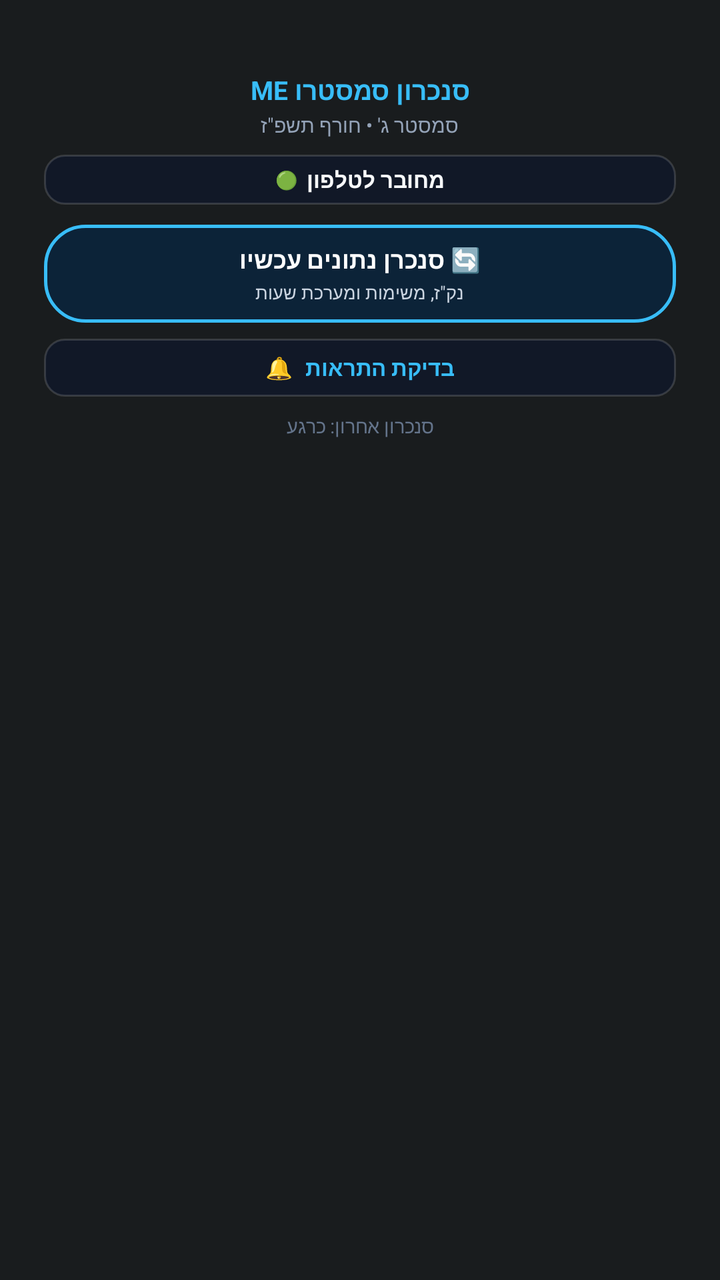
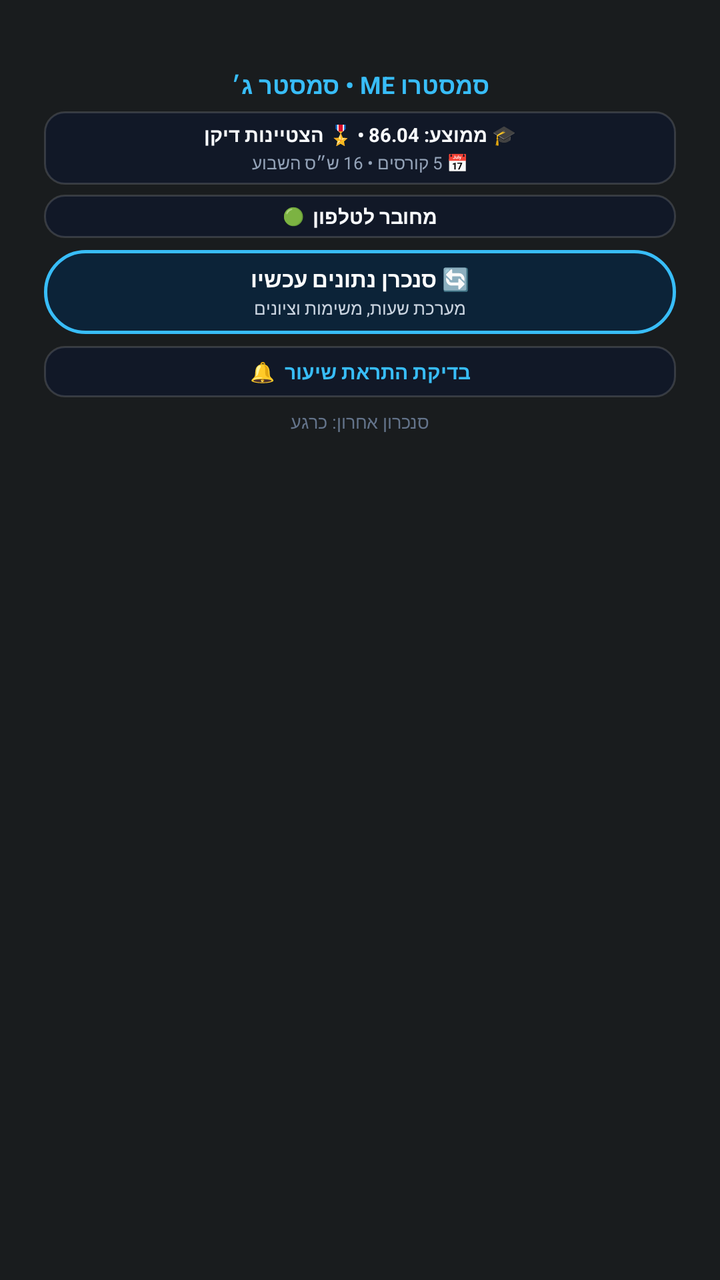

Screens rendered from an Android XML layout before and after an edit, with the pre-edit source and the edit as a unified diff.
<!-- AndroidManifest.xml: application theme android:Theme.DeviceDefault -->
<!-- res/layout/page_sync.xml -->
<?xml version="1.0" encoding="utf-8"?>
<ScrollView xmlns:android="http://schemas.android.com/apk/res/android"
    android:id="@+id/scroll_sync"
    android:layout_width="match_parent"
    android:layout_height="match_parent"
    android:fillViewport="true"
    android:scrollbars="none">

    <LinearLayout
        android:layout_width="match_parent"
        android:layout_height="wrap_content"
        android:gravity="center_horizontal"
        android:orientation="vertical"
        android:paddingStart="22dp"
        android:paddingTop="36dp"
        android:paddingEnd="22dp"
        android:paddingBottom="36dp">

        
        <TextView
            android:id="@+id/tv_sync_title"
            android:layout_width="wrap_content"
            android:layout_height="wrap_content"
            android:text="סנכרון סמסטרו ME"
            android:textColor="@color/cyan_accent"
            android:textSize="13sp"
            android:textStyle="bold" />

        
        <TextView
            android:id="@+id/tv_sync_semester"
            android:layout_width="wrap_content"
            android:layout_height="wrap_content"
            android:layout_marginTop="2dp"
            android:text="סמסטר ג' • חורף תשפ&quot;ז"
            android:textColor="#94a3b8"
            android:textSize="10sp" />

        
        <LinearLayout
            android:id="@+id/layout_sync_status_card"
            android:layout_width="match_parent"
            android:layout_height="wrap_content"
            android:layout_marginTop="8dp"
            android:background="@drawable/card_timeline_item"
            android:gravity="center"
            android:orientation="horizontal"
            android:paddingHorizontal="10dp"
            android:paddingVertical="5dp">

            <TextView
                android:id="@+id/tv_phone_status_dot"
                android:layout_width="wrap_content"
                android:layout_height="wrap_content"
                android:text="🟢"
                android:textSize="9sp" />

            <TextView
                android:id="@+id/tv_phone_status_text"
                android:layout_width="wrap_content"
                android:layout_height="wrap_content"
                android:layout_marginStart="4dp"
                android:text="מחובר לטלפון"
                android:textColor="#f8fafc"
                android:textSize="11sp"
                android:textStyle="bold" />
        </LinearLayout>

        
        <LinearLayout
            android:id="@+id/btn_trigger_sync"
            android:layout_width="match_parent"
            android:layout_height="wrap_content"
            android:layout_marginTop="10dp"
            android:background="@drawable/btn_refresh_pill"
            android:clickable="true"
            android:focusable="true"
            android:gravity="center"
            android:orientation="vertical"
            android:paddingTop="9dp"
            android:paddingBottom="9dp">

            <TextView
                android:id="@+id/tv_sync_btn_label"
                android:layout_width="wrap_content"
                android:layout_height="wrap_content"
                android:text="🔄 סנכרן נתונים עכשיו"
                android:textColor="#ffffff"
                android:textSize="12sp"
                android:textStyle="bold" />

            <TextView
                android:id="@+id/tv_sync_btn_desc"
                android:layout_width="wrap_content"
                android:layout_height="wrap_content"
                android:layout_marginTop="2dp"
                android:text="נק&quot;ז, משימות ומערכת שעות"
                android:textColor="#cbd5e1"
                android:textSize="9sp" />
        </LinearLayout>

        
        <LinearLayout
            android:id="@+id/btn_test_notification"
            android:layout_width="match_parent"
            android:layout_height="wrap_content"
            android:layout_marginTop="8dp"
            android:background="@drawable/card_timeline_item"
            android:clickable="true"
            android:focusable="true"
            android:gravity="center"
            android:orientation="horizontal"
            android:paddingVertical="7dp"
            android:paddingHorizontal="10dp">

            <TextView
                android:layout_width="wrap_content"
                android:layout_height="wrap_content"
                android:text="🔔"
                android:textSize="11sp" />

            <TextView
                android:id="@+id/tv_test_notif_label"
                android:layout_width="wrap_content"
                android:layout_height="wrap_content"
                android:layout_marginStart="6dp"
                android:text="בדיקת התראות"
                android:textColor="#38bdf8"
                android:textSize="11sp"
                android:textStyle="bold" />
        </LinearLayout>

        
        <TextView
            android:id="@+id/tv_last_synced_time"
            android:layout_width="wrap_content"
            android:layout_height="wrap_content"
            android:layout_marginTop="8dp"
            android:text="סנכרון אחרון: כרגע"
            android:textColor="#64748b"
            android:textSize="9.5sp" />

    </LinearLayout>
</ScrollView>
<!-- resources referenced by this layout -->
<resources>
  <color name="cyan_accent">#38bdf8</color>
  <!-- drawable btn_refresh_pill (drawable) -->
  <?xml version="1.0" encoding="utf-8"?>
  <ripple xmlns:android="http://schemas.android.com/apk/res/android"
      android:color="#38bdf8">
      <item>
          <shape android:shape="rectangle">
              <solid android:color="#0c2338" />
              <corners android:radius="20dp" />
              <stroke
                  android:width="1.5dp"
                  android:color="#38bdf8" />
          </shape>
      </item>
  </ripple>
  <!-- drawable card_timeline_item (drawable) -->
  <?xml version="1.0" encoding="utf-8"?>
  <shape xmlns:android="http://schemas.android.com/apk/res/android"
      android:shape="rectangle">
      <corners android:radius="10dp" />
      <solid android:color="#cc0f172a" />
      <stroke android:width="1dp" android:color="#25ffffff" />
  </shape>
</resources>

<!-- the commit's change to res/layout/page_sync.xml (unified diff, before → after) -->
@@ -12,48 +12,69 @@
         android:gravity="center_horizontal"
         android:orientation="vertical"
         android:paddingStart="22dp"
-        android:paddingTop="36dp"
+        android:paddingTop="34dp"
         android:paddingEnd="22dp"
-        android:paddingBottom="36dp">
+        android:paddingBottom="34dp">
 
         
         <TextView
             android:id="@+id/tv_sync_title"
             android:layout_width="wrap_content"
             android:layout_height="wrap_content"
-            android:text="סנכרון סמסטרו ME"
+            android:text="סמסטרו ME • סמסטר ג׳"
             android:textColor="@color/cyan_accent"
-            android:textSize="13sp"
+            android:textSize="12sp"
             android:textStyle="bold" />
 
         
-        <TextView
-            android:id="@+id/tv_sync_semester"
-            android:layout_width="wrap_content"
+        <LinearLayout
+            android:id="@+id/card_academic_stats"
+            android:layout_width="match_parent"
             android:layout_height="wrap_content"
-            android:layout_marginTop="2dp"
-            android:text="סמסטר ג' • חורף תשפ&quot;ז"
-            android:textColor="#94a3b8"
-            android:textSize="10sp" />
+            android:layout_marginTop="5dp"
+            android:background="@drawable/card_timeline_item"
+            android:gravity="center"
+            android:orientation="vertical"
+            android:paddingHorizontal="8dp"
+            android:paddingVertical="5dp">
+
+            <TextView
+                android:id="@+id/tv_sync_gpa_badge"
+                android:layout_width="wrap_content"
+                android:layout_height="wrap_content"
+                android:text="🎓 ממוצע: 86.04 • 🎖️ הצטיינות דיקן"
+                android:textColor="@color/text_primary"
+                android:textSize="9.8sp"
+                android:textStyle="bold" />
+
+            <TextView
+                android:id="@+id/tv_sync_sched_summary"
+                android:layout_width="wrap_content"
+                android:layout_height="wrap_content"
+                android:layout_marginTop="1.5dp"
+                android:text="📅 5 קורסים • 16 ש״ס השבוע"
+                android:textColor="@color/text_secondary"
+                android:textSize="8.8sp" />
+        </LinearLayout>
 
         
         <LinearLayout
             android:id="@+id/layout_sync_status_card"
             android:layout_width="match_parent"
             android:layout_height="wrap_content"
-            android:layout_marginTop="8dp"
+            android:layout_marginTop="5dp"
             android:background="@drawable/card_timeline_item"
             android:gravity="center"
             android:orientation="horizontal"
             android:paddingHorizontal="10dp"
-            android:paddingVertical="5dp">
+            android:paddingVertical="4dp">
 
             <TextView
                 android:id="@+id/tv_phone_status_dot"
                 android:layout_width="wrap_content"
                 android:layout_height="wrap_content"
                 android:text="🟢"
-                android:textSize="9sp" />
+                android:textSize="8.5sp" />
 
             <TextView
                 android:id="@+id/tv_phone_status_text"
@@ -62,7 +83,7 @@
                 android:layout_marginStart="4dp"
                 android:text="מחובר לטלפון"
                 android:textColor="#f8fafc"
-                android:textSize="11sp"
+                android:textSize="10sp"
                 android:textStyle="bold" />
         </LinearLayout>
 
@@ -71,14 +92,14 @@
             android:id="@+id/btn_trigger_sync"
             android:layout_width="match_parent"
             android:layout_height="wrap_content"
-            android:layout_marginTop="10dp"
+            android:layout_marginTop="6dp"
             android:background="@drawable/btn_refresh_pill"
             android:clickable="true"
             android:focusable="true"
             android:gravity="center"
             android:orientation="vertical"
-            android:paddingTop="9dp"
-            android:paddingBottom="9dp">
+            android:paddingTop="7dp"
+            android:paddingBottom="7dp">
 
             <TextView
                 android:id="@+id/tv_sync_btn_label"
@@ -86,17 +107,17 @@
                 android:layout_height="wrap_content"
                 android:text="🔄 סנכרן נתונים עכשיו"
                 android:textColor="#ffffff"
-                android:textSize="12sp"
+                android:textSize="11sp"
                 android:textStyle="bold" />
 
             <TextView
                 android:id="@+id/tv_sync_btn_desc"
                 android:layout_width="wrap_content"
                 android:layout_height="wrap_content"
-                android:layout_marginTop="2dp"
-                android:text="נק&quot;ז, משימות ומערכת שעות"
+                android:layout_marginTop="1dp"
+                android:text="מערכת שעות, משימות וציונים"
                 android:textColor="#cbd5e1"
-                android:textSize="9sp" />
+                android:textSize="8.5sp" />
         </LinearLayout>
 
         
@@ -104,29 +125,29 @@
             android:id="@+id/btn_test_notification"
             android:layout_width="match_parent"
             android:layout_height="wrap_content"
-            android:layout_marginTop="8dp"
+            android:layout_marginTop="6dp"
             android:background="@drawable/card_timeline_item"
             android:clickable="true"
             android:focusable="true"
             android:gravity="center"
             android:orientation="horizontal"
-            android:paddingVertical="7dp"
+            android:paddingVertical="6dp"
             android:paddingHorizontal="10dp">
 
             <TextView
                 android:layout_width="wrap_content"
                 android:layout_height="wrap_content"
                 android:text="🔔"
-                android:textSize="11sp" />
+                android:textSize="10sp" />
 
             <TextView
                 android:id="@+id/tv_test_notif_label"
                 android:layout_width="wrap_content"
                 android:layout_height="wrap_content"
-                android:layout_marginStart="6dp"
-                android:text="בדיקת התראות"
+                android:layout_marginStart="5dp"
+                android:text="בדיקת התראת שיעור"
                 android:textColor="#38bdf8"
-                android:textSize="11sp"
+                android:textSize="10sp"
                 android:textStyle="bold" />
         </LinearLayout>
 
@@ -135,10 +156,10 @@
             android:id="@+id/tv_last_synced_time"
             android:layout_width="wrap_content"
             android:layout_height="wrap_content"
-            android:layout_marginTop="8dp"
+            android:layout_marginTop="6dp"
             android:text="סנכרון אחרון: כרגע"
             android:textColor="#64748b"
-            android:textSize="9.5sp" />
+            android:textSize="9sp" />
 
     </LinearLayout>
 </ScrollView>
<!-- resource entries referenced after the edit -->
@@ -1,6 +1,8 @@
 <!-- resources referenced by this layout -->
 <resources>
   <color name="cyan_accent">#38bdf8</color>
+  <color name="text_primary">#f8fafc</color>
+  <color name="text_secondary">#94a3b8</color>
   <!-- drawable btn_refresh_pill (drawable) -->
   <?xml version="1.0" encoding="utf-8"?>
   <ripple xmlns:android="http://schemas.android.com/apk/res/android"
